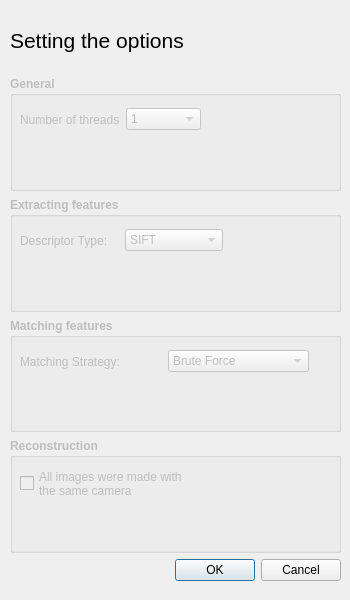
Above: ui/options_dialog.ui from lybros/appa before the change. Below: the same form after it.
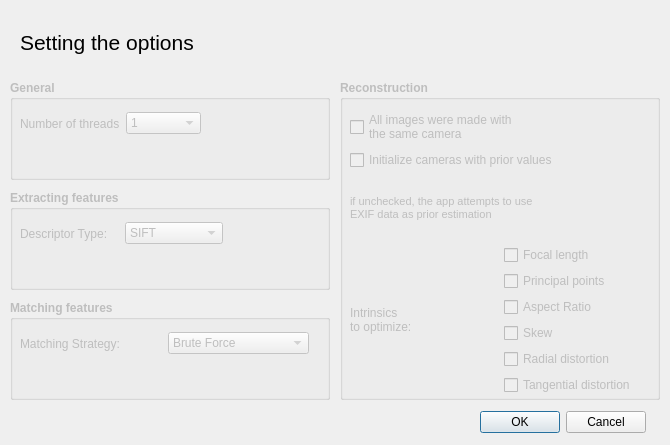
That is the form after the change.

Commit message: Intrinsics camera parameters which can be optimized may be chosen from UI

Diff of the .ui file:
```diff
--- a/ui/options_dialog.ui
+++ b/ui/options_dialog.ui
@@ -6,8 +6,8 @@
    <rect>
     <x>0</x>
     <y>0</y>
-    <width>350</width>
-    <height>600</height>
+    <width>670</width>
+    <height>445</height>
    </rect>
   </property>
   <property name="sizePolicy">
@@ -34,18 +34,15 @@
   <property name="modal">
    <bool>true</bool>
   </property>
-  <widget class="QWidget" name="layoutWidget">
-   <property name="geometry">
-    <rect>
-     <x>10</x>
-     <y>10</y>
-     <width>331</width>
-     <height>571</height>
-    </rect>
-   </property>
-   <layout class="QVBoxLayout" name="verticalLayout">
-    <item>
      <widget class="QLabel" name="label">
+   <property name="geometry">
+    <rect>
+     <x>20</x>
+     <y>30</y>
+     <width>184</width>
+     <height>24</height>
+    </rect>
+   </property>
       <property name="maximumSize">
        <size>
         <width>16777215</width>
@@ -61,12 +58,18 @@
        <string>Setting the options</string>
       </property>
      </widget>
-    </item>
-    <item>
-     <widget class="QGroupBox" name="general_groupbox">
+  <widget class="QGroupBox" name="reconstruction_groupbox">
       <property name="enabled">
        <bool>false</bool>
       </property>
+   <property name="geometry">
+    <rect>
+     <x>340</x>
+     <y>80</y>
+     <width>320</width>
+     <height>320</height>
+    </rect>
+   </property>
       <property name="font">
        <font>
         <weight>75</weight>
@@ -74,20 +77,20 @@
        </font>
       </property>
       <property name="title">
-       <string>General</string>
-      </property>
-      <widget class="QWidget" name="layoutWidget">
+    <string>Reconstruction</string>
+   </property>
+   <widget class="QWidget" name="">
        <property name="geometry">
         <rect>
          <x>10</x>
          <y>30</y>
-         <width>181</width>
-         <height>27</height>
-        </rect>
-       </property>
-       <layout class="QHBoxLayout" name="horizontalLayout_2">
+      <width>301</width>
+      <height>285</height>
+     </rect>
+    </property>
+    <layout class="QVBoxLayout" name="verticalLayout_2">
         <item>
-         <widget class="QLabel" name="label_3">
+      <widget class="QCheckBox" name="shared_calibration_checkBox">
           <property name="font">
            <font>
             <weight>50</weight>
@@ -95,49 +98,167 @@
            </font>
           </property>
           <property name="text">
-           <string>Number of threads</string>
+        <string>All images were made with 
+the same camera</string>
           </property>
          </widget>
         </item>
         <item>
-         <widget class="QComboBox" name="num_threads_combobox">
+      <widget class="QCheckBox" name="use_intrinsics_prior_checkBox">
           <property name="font">
            <font>
             <weight>50</weight>
             <bold>false</bold>
            </font>
           </property>
+       <property name="text">
+        <string>Initialize cameras with prior values</string>
+       </property>
+      </widget>
+     </item>
           <item>
+      <widget class="QLabel" name="label_6">
+       <property name="font">
+        <font>
+         <weight>50</weight>
+         <bold>false</bold>
+        </font>
+       </property>
            <property name="text">
-            <string>1</string>
-           </property>
+        <string>&lt;html&gt;&lt;head/&gt;&lt;body&gt;&lt;span style=&quot; font-size:8pt;&quot;&gt;if unchecked, the app attempts to use &lt;/span&gt;&lt;br&gt;&lt;span style=&quot; font-size:8pt;&quot;&gt;EXIF data as prior estimation&lt;/span&gt;&lt;/body&gt;&lt;/html&gt;</string>
+       </property>
+      </widget>
           </item>
           <item>
+      <layout class="QHBoxLayout" name="horizontalLayout_4">
+       <item>
+        <widget class="QLabel" name="label_5">
+         <property name="font">
+          <font>
+           <weight>50</weight>
+           <bold>false</bold>
+          </font>
+         </property>
            <property name="text">
-            <string>2</string>
-           </property>
+          <string>&lt;html&gt;&lt;head/&gt;&lt;body&gt;Intrinsics &lt;br&gt;to optimize:&lt;/body&gt;&lt;/html&gt;</string>
+         </property>
+        </widget>
           </item>
           <item>
+        <layout class="QVBoxLayout" name="verticalLayout">
+         <item>
+          <widget class="QCheckBox" name="optimize_focal_length_checkBox">
+           <property name="font">
+            <font>
+             <weight>50</weight>
+             <bold>false</bold>
+            </font>
+           </property>
            <property name="text">
-            <string>3</string>
+            <string>Focal length</string>
            </property>
+          </widget>
           </item>
           <item>
+          <widget class="QCheckBox" name="optimize_principal_points_checkBox">
+           <property name="font">
+            <font>
+             <weight>50</weight>
+             <bold>false</bold>
+            </font>
+           </property>
            <property name="text">
-            <string>4</string>
+            <string>Principal points</string>
            </property>
-          </item>
-         </widget>
-        </item>
-       </layout>
-      </widget>
+          </widget>
+         </item>
+         <item>
+          <widget class="QCheckBox" name="optimize_aspect_ratio_checkBox">
+           <property name="font">
+            <font>
+             <weight>50</weight>
+             <bold>false</bold>
+            </font>
+           </property>
+           <property name="text">
+            <string>Aspect Ratio</string>
+           </property>
+          </widget>
+         </item>
+         <item>
+          <widget class="QCheckBox" name="optimize_skew_checkBox">
+           <property name="font">
+            <font>
+             <weight>50</weight>
+             <bold>false</bold>
+            </font>
+           </property>
+           <property name="text">
+            <string>Skew</string>
+           </property>
+          </widget>
+         </item>
+         <item>
+          <widget class="QCheckBox" name="optimize_radial_distortion_checkBox">
+           <property name="font">
+            <font>
+             <weight>50</weight>
+             <bold>false</bold>
+            </font>
+           </property>
+           <property name="text">
+            <string>Radial distortion</string>
+           </property>
      </widget>
     </item>
     <item>
+          <widget class="QCheckBox" name="optimize_tangential_distortion_checkBox">
+           <property name="font">
+            <font>
+             <weight>50</weight>
+             <bold>false</bold>
+            </font>
+           </property>
+           <property name="text">
+            <string>Tangential distortion</string>
+           </property>
+          </widget>
+         </item>
+        </layout>
+       </item>
+      </layout>
+     </item>
+    </layout>
+   </widget>
+  </widget>
+  <widget class="QDialogButtonBox" name="buttonBox">
+   <property name="geometry">
+    <rect>
+     <x>480</x>
+     <y>410</y>
+     <width>166</width>
+     <height>25</height>
+    </rect>
+   </property>
+   <property name="orientation">
+    <enum>Qt::Horizontal</enum>
+   </property>
+   <property name="standardButtons">
+    <set>QDialogButtonBox::Cancel|QDialogButtonBox::Ok</set>
+   </property>
+  </widget>
      <widget class="QGroupBox" name="extracting_features_groupbox">
       <property name="enabled">
        <bool>false</bool>
       </property>
+   <property name="geometry">
+    <rect>
+     <x>10</x>
+     <y>190</y>
+     <width>320</width>
+     <height>100</height>
+    </rect>
+   </property>
       <property name="font">
        <font>
         <weight>75</weight>
@@ -193,12 +314,18 @@
        </layout>
       </widget>
      </widget>
-    </item>
-    <item>
      <widget class="QGroupBox" name="matching_features_groupbox">
       <property name="enabled">
        <bool>false</bool>
       </property>
+   <property name="geometry">
+    <rect>
+     <x>10</x>
+     <y>300</y>
+     <width>320</width>
+     <height>100</height>
+    </rect>
+   </property>
       <property name="font">
        <font>
         <weight>75</weight>
@@ -254,12 +381,18 @@
        </layout>
       </widget>
      </widget>
-    </item>
-    <item>
-     <widget class="QGroupBox" name="reconstruction_groupbox">
+  <widget class="QGroupBox" name="general_groupbox">
       <property name="enabled">
        <bool>false</bool>
       </property>
+   <property name="geometry">
+    <rect>
+     <x>10</x>
+     <y>80</y>
+     <width>320</width>
+     <height>100</height>
+    </rect>
+   </property>
       <property name="font">
        <font>
         <weight>75</weight>
@@ -267,17 +400,20 @@
        </font>
       </property>
       <property name="title">
-       <string>Reconstruction</string>
-      </property>
-      <widget class="QCheckBox" name="shared_calibration_checkBox">
+    <string>General</string>
+   </property>
+   <widget class="QWidget" name="layoutWidget">
        <property name="geometry">
         <rect>
          <x>10</x>
          <y>30</y>
-         <width>301</width>
-         <height>31</height>
-        </rect>
-       </property>
+      <width>181</width>
+      <height>27</height>
+     </rect>
+    </property>
+    <layout class="QHBoxLayout" name="horizontalLayout_2">
+     <item>
+      <widget class="QLabel" name="label_3">
        <property name="font">
         <font>
          <weight>50</weight>
@@ -285,23 +421,42 @@
         </font>
        </property>
        <property name="text">
-        <string>All images were made with 
-the same camera</string>
+        <string>Number of threads</string>
        </property>
       </widget>
-     </widget>
     </item>
     <item>
-     <widget class="QDialogButtonBox" name="buttonBox">
-      <property name="orientation">
-       <enum>Qt::Horizontal</enum>
-      </property>
-      <property name="standardButtons">
-       <set>QDialogButtonBox::Cancel|QDialogButtonBox::Ok</set>
-      </property>
+      <widget class="QComboBox" name="num_threads_combobox">
+       <property name="font">
+        <font>
+         <weight>50</weight>
+         <bold>false</bold>
+        </font>
+       </property>
+       <item>
+        <property name="text">
+         <string>1</string>
+        </property>
+       </item>
+       <item>
+        <property name="text">
+         <string>2</string>
+        </property>
+       </item>
+       <item>
+        <property name="text">
+         <string>3</string>
+        </property>
+       </item>
+       <item>
+        <property name="text">
+         <string>4</string>
+        </property>
+       </item>
      </widget>
     </item>
    </layout>
+   </widget>
   </widget>
  </widget>
  <resources/>
```
Lines whose indentation alone changed are shown as unchanged. The commit also changes 4 other files.
